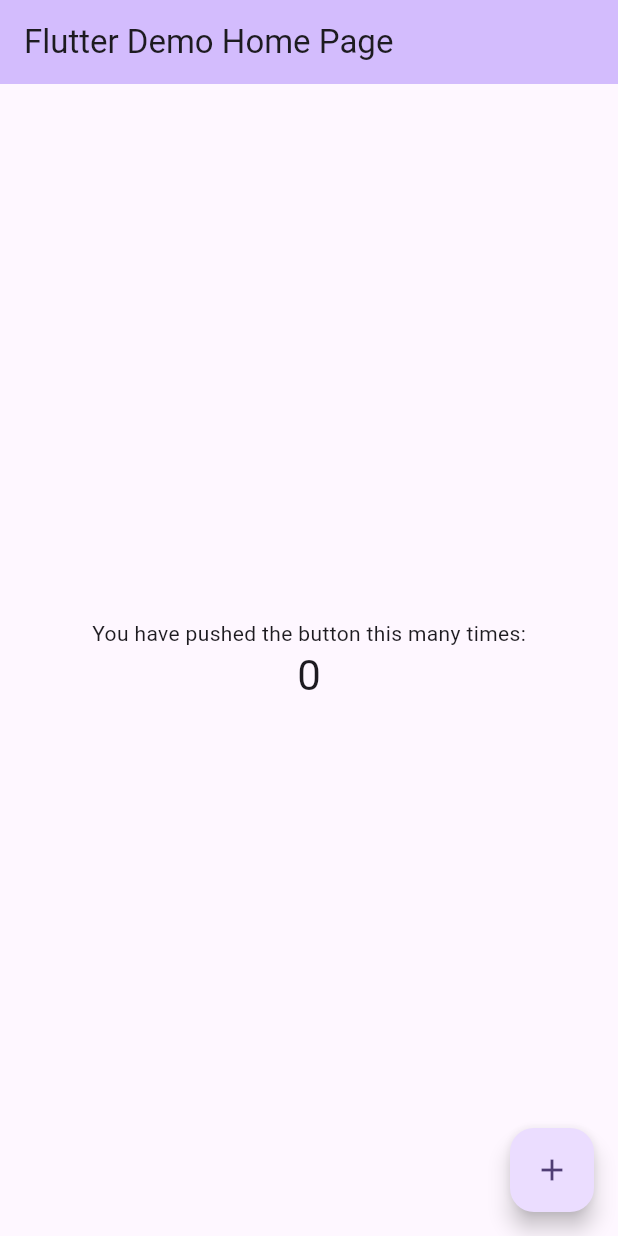
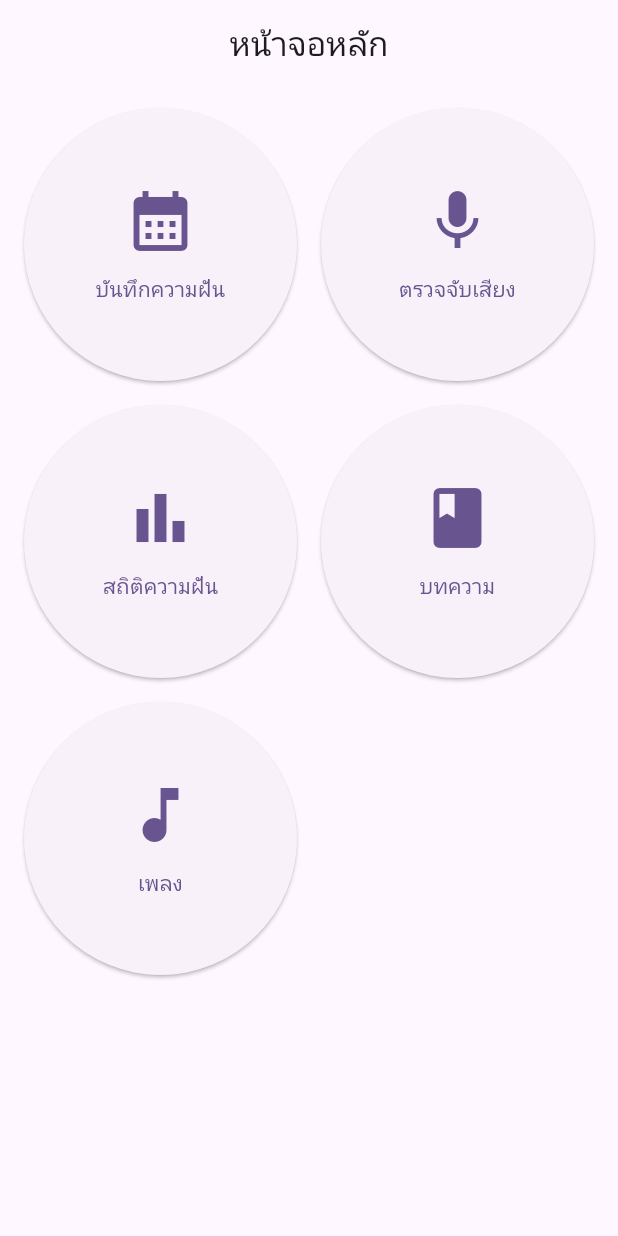
Before and after one commit to InwBest007/dreamer_app_1, a Flutter app: the screen it shows after launch, on a phone screen of 412 x 824 dp. Run offline on Flutter 3.47's test engine with Material 3 defaults, Android fonts, the phone set to English and light mode, and no system bars; our stand-ins replace table_calendar.

Commit message:
add UI screen dream_input and sound_detection

```diff
--- a/project_dreamer_app/lib/main.dart
+++ b/project_dreamer_app/lib/main.dart
@@ -1,64 +1,39 @@
 import 'package:flutter/material.dart';
+import 'package:intl/intl.dart';
+import 'package:project_dreamer_app/screens/dream_calender_screen.dart';
+import 'package:project_dreamer_app/screens/dream_input_screen.dart';
+import 'package:project_dreamer_app/screens/main_screen.dart';
+import 'package:intl/intl.dart';
+import 'package:intl/date_symbol_data_local.dart';
+import 'package:project_dreamer_app/screens/recording_screen.dart';
+import 'package:project_dreamer_app/screens/sound_detection.dart';
 
-void main() {
+void main() async {
+  WidgetsFlutterBinding.ensureInitialized(); // ต้องมีสำหรับ async
+  await initializeDateFormatting('th_TH', null);
+
+  Intl.defaultLocale = 'th_TH';
   runApp(const MyApp());
 }
 
 class MyApp extends StatelessWidget {
   const MyApp({super.key});
+
   @override
   Widget build(BuildContext context) {
     return MaterialApp(
-      title: 'Flutter Demo',
+      title: 'Dreamer',
       theme: ThemeData(
         colorScheme: ColorScheme.fromSeed(seedColor: Colors.deepPurple),
       ),
-      home: const MyHomePage(title: 'Flutter Demo Home Page'),
+      debugShowCheckedModeBanner: false,
+      home: const MainScreen(), // ✅ ใช้แค่ home
+      routes: {
+        '/dream_calender': (context) => const DreamCalendarScreen(),
+        '/dream_input_screen': (context) => const DreamInputScreen(),
+        '/sound_detection': (context) => const SoundDetectionHomeScreen(),
+        '/start_detection': (context) => const RecordingScreen(),
+      },
     );
   }
 }
-
-class MyHomePage extends StatefulWidget {
-  const MyHomePage({super.key, required this.title});
-  final String title;
-
-  @override
-  State<MyHomePage> createState() => _MyHomePageState();
-}
-
-class _MyHomePageState extends State<MyHomePage> {
-  int _counter = 0;
-
-  void _incrementCounter() {
-    setState(() {
-      _counter++;
-    });
-  }
-
-  @override
-  Widget build(BuildContext context) {
-    return Scaffold(
-      appBar: AppBar(
-        backgroundColor: Theme.of(context).colorScheme.inversePrimary,
-        title: Text(widget.title),
-      ),
-      body: Center(
-        child: Column(
-          mainAxisAlignment: MainAxisAlignment.center,
-          children: <Widget>[
-            const Text('You have pushed the button this many times:'),
-            Text(
-              '$_counter',
-              style: Theme.of(context).textTheme.headlineMedium,
-            ),
-          ],
-        ),
-      ),
-      floatingActionButton: FloatingActionButton(
-        onPressed: _incrementCounter,
-        tooltip: 'Increment',
-        child: const Icon(Icons.add),
-      ),
-    );
-  }
-}
--- /dev/null
+++ b/project_dreamer_app/lib/screens/main_screen.dart
@@ -0,0 +1,48 @@
+import 'package:flutter/material.dart';
+import 'package:project_dreamer_app/screens/dream_calender_screen.dart';
+
+class MainScreen extends StatelessWidget{
+  const MainScreen({super.key});
+
+  @override
+  Widget build(BuildContext context){
+    return Scaffold(
+      appBar: AppBar(
+        title: const Text('หน้าจอหลัก'),
+        centerTitle: true,
+      ),
+      body: Padding(
+        padding: const EdgeInsets.all(16.0),
+        child: GridView.count(
+          crossAxisCount: 2,
+          crossAxisSpacing: 16,
+          mainAxisSpacing: 16,
+          children: [
+            _buildMenuItem(context, Icons.calendar_month, 'บันทึกความฝัน', '/dream_calender'),
+            _buildMenuItem(context, Icons.mic, 'ตรวจจับเสียง', '/sound_detection'),
+            _buildMenuItem(context, Icons.bar_chart, 'สถิติความฝัน', '/stats'),
+            _buildMenuItem(context, Icons.book, 'บทความ', '/articles'),
+            _buildMenuItem(context, Icons.music_note, 'เพลง', '/music_screen'),
+          ],
+          ),
+          ),
+    );
+  }
+}
+
+Widget _buildMenuItem(BuildContext context, IconData icon, String label, String route){
+  return ElevatedButton(
+    style: ElevatedButton.styleFrom(padding: const EdgeInsets.all(12)),
+    onPressed: (){
+      Navigator.pushNamed(context, route);
+    },
+    child: Column(
+      mainAxisAlignment: MainAxisAlignment.center,
+      children: [
+        Icon(icon, size: 48),
+        const SizedBox(height: 12),
+        Text(label, textAlign: TextAlign.center)
+      ],
+    ),
+  );
+}
--- a/project_dreamer_app/pubspec.yaml
+++ b/project_dreamer_app/pubspec.yaml
@@ -30,6 +30,8 @@ environment:
 dependencies:
   flutter:
     sdk: flutter
+  table_calendar: ^3.2.0
+  intl: ^0.20.2
 
   # The following adds the Cupertino Icons font to your application.
   # Use with the CupertinoIcons class for iOS style icons.
```
Also changed, not shown: project_dreamer_app/lib/screens/detectionresult_screen.dart (added, +50 -0 lines), project_dreamer_app/lib/screens/dream_calender_screen.dart (added, +77 -0 lines), project_dreamer_app/lib/screens/dream_input_screen.dart (added, +131 -0 lines), project_dreamer_app/lib/screens/recording_screen.dart (added, +45 -0 lines), project_dreamer_app/lib/screens/sound_detection.dart (added, +42 -0 lines), project_dreamer_app/lib/screens/dream_input.dart (added), project_dreamer_app/pubspec.lock.
